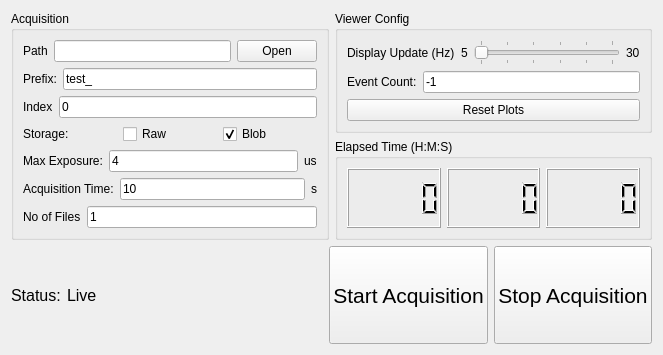
This is tools/pymepixdaq/panels/ui/daqconfig.ui in CFEL-CMI/pymepix-viewer as Qt 5 draws it before an edit. The edited form follows.
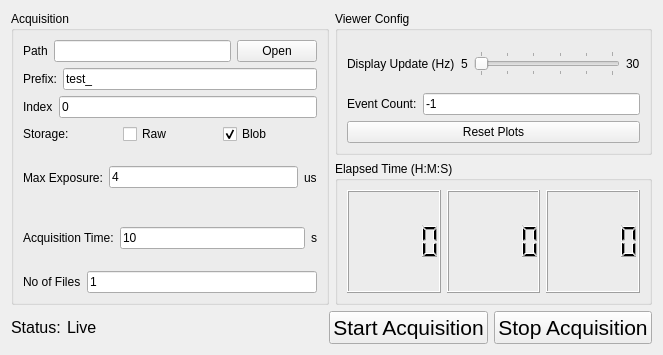
This is the edited form.

Commit message: Fixed sizing in daqconfig

Patch:
```diff
--- a/tools/pymepixdaq/panels/ui/daqconfig.ui
+++ b/tools/pymepixdaq/panels/ui/daqconfig.ui
@@ -294,6 +294,12 @@
     <layout class="QHBoxLayout" name="horizontalLayout">
      <item>
       <widget class="QLabel" name="label_12">
+       <property name="sizePolicy">
+        <sizepolicy hsizetype="Preferred" vsizetype="Fixed">
+         <horstretch>0</horstretch>
+         <verstretch>0</verstretch>
+        </sizepolicy>
+       </property>
        <property name="font">
         <font>
          <pointsize>12</pointsize>
@@ -306,6 +312,12 @@
      </item>
      <item>
       <widget class="QLabel" name="text_status">
+       <property name="sizePolicy">
+        <sizepolicy hsizetype="Preferred" vsizetype="Fixed">
+         <horstretch>0</horstretch>
+         <verstretch>0</verstretch>
+        </sizepolicy>
+       </property>
        <property name="font">
         <font>
          <pointsize>12</pointsize>
@@ -332,7 +344,7 @@
      <item>
       <widget class="QPushButton" name="start_acq">
        <property name="sizePolicy">
-        <sizepolicy hsizetype="Minimum" vsizetype="Preferred">
+        <sizepolicy hsizetype="Minimum" vsizetype="Fixed">
          <horstretch>0</horstretch>
          <verstretch>0</verstretch>
         </sizepolicy>
@@ -350,7 +362,7 @@
      <item>
       <widget class="QPushButton" name="end_acq">
        <property name="sizePolicy">
-        <sizepolicy hsizetype="Minimum" vsizetype="Preferred">
+        <sizepolicy hsizetype="Minimum" vsizetype="Fixed">
          <horstretch>0</horstretch>
          <verstretch>0</verstretch>
         </sizepolicy>
```
The commit also changes 1 other file.
